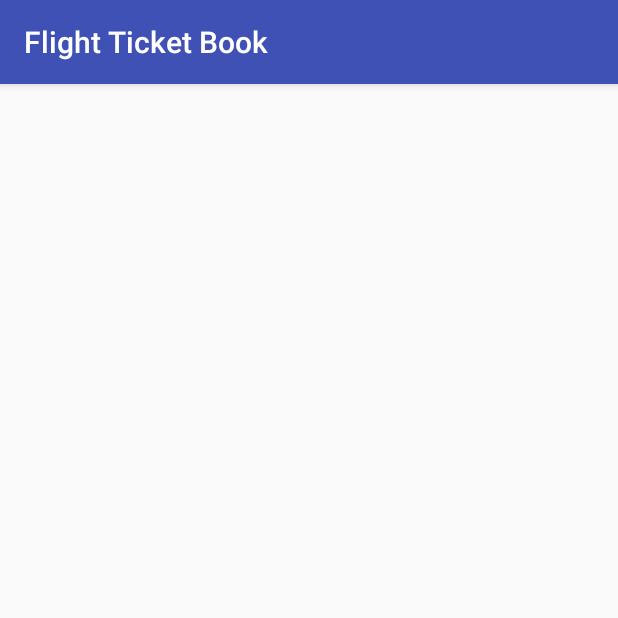
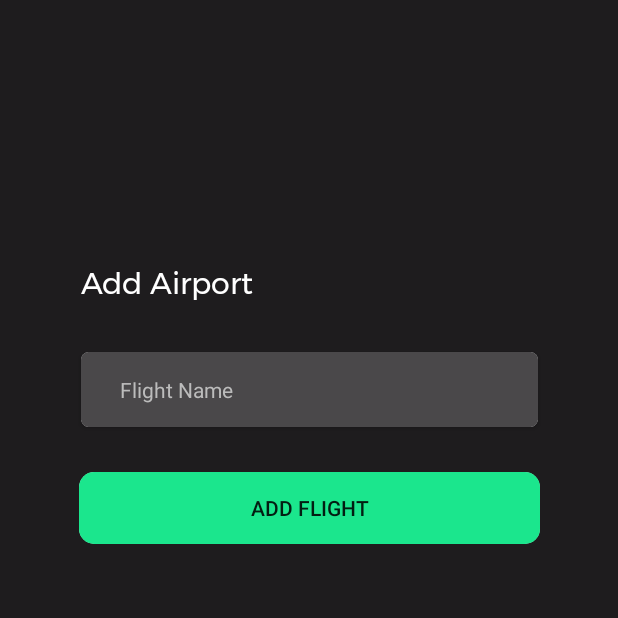
Before and after one commit to rohanprasadofficial/Airticket-App, an Android app: the AddAirport screen opened directly, with no data from a screen before it, on a phone screen of 412 x 824 dp, the top half of it. Run offline under Robolectric (Android 15) with nearby library versions, the phone set to English and light mode, and no system bars; libraries missing offline, so code that uses them is left out: dmax.dialog; Roboto replaces fonts that are not available here.

Commit message:
added add airport

```diff
--- a/app/src/main/java/com/logarithm/airticket/flightticketbook/RestAPI/APIInterface.java
+++ b/app/src/main/java/com/logarithm/airticket/flightticketbook/RestAPI/APIInterface.java
@@ -4,6 +4,7 @@
 
 import com.logarithm.airticket.flightticketbook.ModelClass.Login;
 import com.logarithm.airticket.flightticketbook.ModelClass.Response;
+import com.logarithm.airticket.flightticketbook.ParametersClass.AddAirport;
 import com.logarithm.airticket.flightticketbook.ParametersClass.AddFlight;
 import com.logarithm.airticket.flightticketbook.ParametersClass.Credentials;
 import com.logarithm.airticket.flightticketbook.ParametersClass.Register;
@@ -36,6 +37,9 @@
 
     @POST("flight/addflight")
     Call<Response> addFlight(@Header("Authorization") String token ,@Body AddFlight credentials);
+
+    @POST("flight/addairport")
+    Call<Response> addAirport(@Header("Authorization") String token ,@Body AddAirport name);
 
 
 
--- a/app/src/main/res/layout/activity_add_airport.xml
+++ b/app/src/main/res/layout/activity_add_airport.xml
@@ -4,6 +4,101 @@
     xmlns:tools="http://schemas.android.com/tools"
     android:layout_width="match_parent"
     android:layout_height="match_parent"
-    tools:context="com.logarithm.airticket.flightticketbook.AddAirport">
+    android:background="#1E1C1E"
+    tools:context=".AddAirport">
+
+
+    <LinearLayout
+        android:id="@+id/linearLayout"
+        android:layout_width="367dp"
+        android:layout_height="wrap_content"
+        android:layout_marginTop="74dp"
+        android:layout_marginBottom="296dp"
+        android:gravity="center_vertical"
+        android:orientation="vertical"
+        app:layout_constraintBottom_toBottomOf="parent"
+        app:layout_constraintEnd_toEndOf="parent"
+        app:layout_constraintStart_toStartOf="parent"
+        app:layout_constraintTop_toTopOf="parent"
+        app:layout_constraintVertical_bias="0.375">
+
+        <TextView
+            android:id="@+id/textView_item"
+            android:layout_width="match_parent"
+            android:layout_height="match_parent"
+            android:layout_gravity="center"
+            android:layout_marginBottom="15dp"
+            android:fontFamily="@font/montserrat"
+            android:paddingStart="31dp"
+            android:text="Add Airport"
+            android:textColor="#fff"
+            android:textSize="20sp" />
+
+
+        <android.support.v7.widget.CardView
+            android:layout_width="match_parent"
+            android:layout_height="wrap_content"
+            android:layout_marginLeft="31dp"
+            android:layout_marginTop="15dp"
+            android:layout_marginRight="31dp"
+            android:layout_marginBottom="30dp"
+            app:cardBackgroundColor="@android:color/white"
+            app:cardCornerRadius="5dp">
+
+            <EditText
+                android:id="@+id/edt_name"
+                android:layout_width="match_parent"
+                android:layout_height="wrap_content"
+                android:background="#4A484A"
+                android:hint="Flight Name"
+                android:inputType="textEmailAddress"
+                android:paddingLeft="26dp"
+                android:paddingTop="15.44dp"
+                android:paddingRight="10dp"
+                android:paddingBottom="15.31dp"
+                android:textColor="#BCBCBC"
+                android:textColorHint="#BCBCBC"
+                android:textSize="14dp" />
+
+        </android.support.v7.widget.CardView>
+
+
+        <LinearLayout
+            android:layout_width="match_parent"
+            android:layout_height="wrap_content"
+            android:paddingLeft="30dp"
+            android:paddingRight="30dp"
+            android:layout_gravity="center_horizontal"
+            android:orientation="horizontal">
+
+
+            <android.support.v7.widget.CardView
+                android:layout_width="match_parent"
+                android:layout_height="match_parent"
+                app:cardBackgroundColor="@android:color/white"
+                app:cardCornerRadius="10dp">
+
+                <Button
+                    android:id="@+id/btn_add"
+                    android:layout_width="match_parent"
+                    android:layout_height="match_parent"
+                    android:layout_gravity="center"
+                    android:layout_weight="1"
+                    android:background="@drawable/rounded_corner"
+                    android:paddingTop="8.7dp"
+                    android:paddingBottom="8.71dp"
+                    android:text="ADD FLIGHT"
+                    android:textAlignment="center"
+                    android:textAllCaps="false"
+                    android:textSize="14dp" />
+
+            </android.support.v7.widget.CardView>
+
+
+        </LinearLayout>
+
+
+
+    </LinearLayout>
 
 </android.support.constraint.ConstraintLayout>
--- a/app/src/main/res/layout/activity_add_flight.xml
+++ b/app/src/main/res/layout/activity_add_flight.xml
@@ -77,7 +77,6 @@
                 android:layout_height="wrap_content"
                 android:background="#4A484A"
                 android:hint="Flight Number"
-                android:inputType="textPassword"
                 android:paddingLeft="26dp"
                 android:paddingTop="15.44dp"
                 android:paddingEnd="22dp"
@@ -107,7 +106,6 @@
                 android:layout_height="wrap_content"
                 android:background="#4A484A"
                 android:hint="FlightID"
-                android:inputType="textPassword"
                 android:paddingLeft="26dp"
                 android:paddingTop="15.44dp"
                 android:paddingEnd="22dp"
```
Also changed, not shown: app/src/main/AndroidManifest.xml (+6 -6 lines), app/src/main/java/com/logarithm/airticket/flightticketbook/AddAirport.java (+79 -0 lines), app/src/main/java/com/logarithm/airticket/flightticketbook/ParametersClass/AddAirport.java (added, +10 -0 lines).
